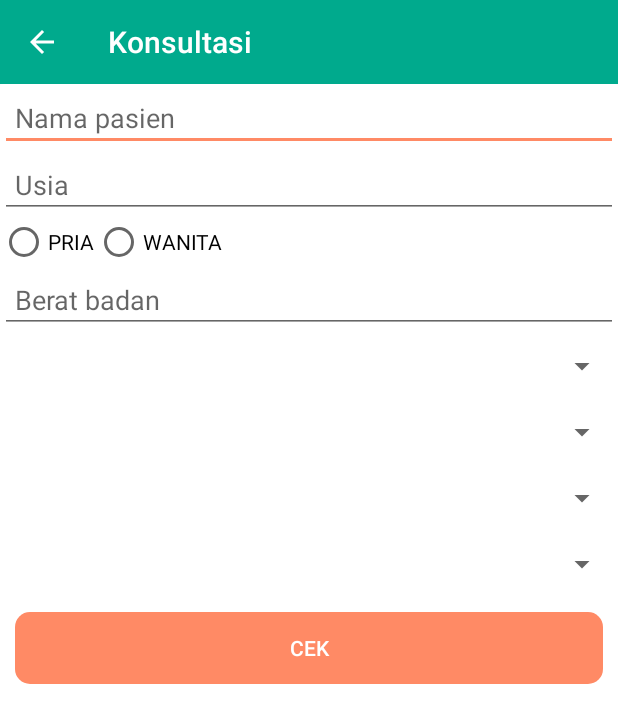
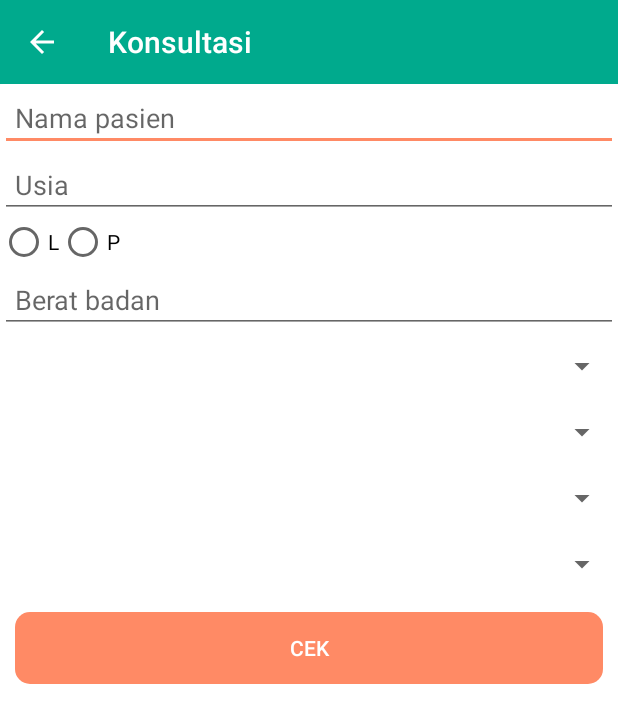
Before and after one commit to muktiwbowo/Skripsweet, an Android app: the KonsulActivity screen opened directly, with no data from a screen before it, on a phone screen of 412 x 824 dp. Shown: the top 723 px of the screen. Run offline under Robolectric (Android 15) with nearby library versions, the phone set to English and light mode, and no system bars; our stand-ins replace Volley; libraries missing offline, so code that uses them is left out: io.apptik.widget; plain views replace MultiSelectSpinner; network calls fail; 4 statements that could not run were skipped.

Commit message:
last commit

```diff
--- a/app/src/main/java/com/muktiwbowo/skripsweet/konsul/KonsulActivity.java
+++ b/app/src/main/java/com/muktiwbowo/skripsweet/konsul/KonsulActivity.java
@@ -9,6 +9,9 @@ import android.os.Bundle;
 import android.view.LayoutInflater;
 import android.view.View;
 import android.widget.Button;
+import android.widget.EditText;
+import android.widget.RadioButton;
+import android.widget.RadioGroup;
 import android.widget.TextView;
 import android.widget.Toast;
 
@@ -38,6 +41,9 @@ public class KonsulActivity extends AppCompatActivity implements SwipeRefreshLay
 
     RequestQueue requestQueue, reqObat, reqGejala, reqPenyakit, reqHabbit;
     Button btnCheck;
+    EditText edtNama,edtUsia,edtBB;
+    RadioGroup rgGender;
+    RadioButton rbGender;
     MultiSelectSpinner spinnerGejala, spinnerObat, spinnerPenyakit, spinnerHabbit;
     ArrayList<String> obat, gejala, penyakit, habbit;
     JSONArray resultObat, resultGejala, resultPenyakit, resultHabbit;
@@ -78,7 +84,12 @@ public class KonsulActivity extends AppCompatActivity implements SwipeRefreshLay
         spinnerPenyakit = (MultiSelectSpinner) findViewById(R.id.spinerPenyakit);
         spinnerObat = (MultiSelectSpinner) findViewById(R.id.spinerObat);
         spinnerHabbit = (MultiSelectSpinner) findViewById(R.id.spinerHabbit);
+        rgGender = (RadioGroup) findViewById(R.id.rb_gender);
+        edtNama = (EditText) findViewById(R.id.edt_name);
+        edtUsia = (EditText) findViewById(R.id.edt_age);
+        edtBB = (EditText) findViewById(R.id.edt_weight);
         btnCheck = (Button) findViewById(R.id.btn_check);
+
         refreshKonsul.setOnRefreshListener(this);
         refreshKonsul.post(new Runnable() {
             @Override
@@ -121,7 +132,6 @@ public class KonsulActivity extends AppCompatActivity implements SwipeRefreshLay
                         hasil.setText(hasil_t);
                         rekomendasi.setText(solusi);
                         alertDialogBuilder.setTitle("Result");
-                        //alertDialogBuilder.setMessage("Hasil Similarity: "+hasil_t+"\n\n"+"Rekomendasi: "+solusi);
                         alertDialogBuilder
                                 .setPositiveButton("OK", new DialogInterface.OnClickListener() {
                                     @Override
@@ -145,6 +155,13 @@ public class KonsulActivity extends AppCompatActivity implements SwipeRefreshLay
                     @Override
                     protected Map<String, String> getParams() throws AuthFailureError {
                         Map<String, String> params = new HashMap<String, String>();
+                        params.put("nama_pasien", edtNama.getText().toString());
+                        params.put("usia", edtUsia.getText().toString());
+                        int selectedid = rgGender.getCheckedRadioButtonId();
+                        rbGender = (RadioButton) findViewById(selectedid);
+                        String gender = rbGender.getText().toString();
+                        params.put("gender",gender);
+                        params.put("berat_badan", edtBB.getText().toString());
                         if (idGejalaDipilih == null) {
                             return null;
                         } else {
--- a/app/src/main/res/layout/activity_detail_kasus.xml
+++ b/app/src/main/res/layout/activity_detail_kasus.xml
@@ -134,8 +134,7 @@
                 android:layout_height="wrap_content"
                 android:layout_marginBottom="5dp"
                 android:layout_marginTop="5dp"
-
-                android:text=" cm"/>
+                android:text=" thn"/>
         </RelativeLayout>
     </android.support.v7.widget.CardView>
     <android.support.v7.widget.CardView
@@ -172,8 +171,7 @@
                 android:layout_height="wrap_content"
                 android:layout_marginBottom="5dp"
                 android:layout_marginTop="5dp"
-
-                android:text=" Kg"/>
+                android:text=" kg"/>
         </RelativeLayout>
     </android.support.v7.widget.CardView>
 
--- a/app/src/main/res/layout/activity_konsul.xml
+++ b/app/src/main/res/layout/activity_konsul.xml
@@ -49,14 +49,14 @@
                         android:id="@+id/radio_boy"
                         android:layout_width="wrap_content"
                         android:layout_height="wrap_content"
-                        android:text="pria"
+                        android:text="@string/radio_boy"
                         android:textAllCaps="true" />
 
                     <RadioButton
                         android:id="@+id/radio_girl"
                         android:layout_width="wrap_content"
                         android:layout_height="wrap_content"
-                        android:text="wanita"
+                        android:text="@string/radio_girl"
                         android:textAllCaps="true" />
                 </RadioGroup>
 
--- a/app/src/main/res/values/strings.xml
+++ b/app/src/main/res/values/strings.xml
@@ -5,6 +5,8 @@
     <string name="konsul_name">Konsultasi</string>
     <string name="about">Tentang</string>
     <string name="title_activity_admin">Apoteker</string>
+    <string name="radio_boy">L</string>
+    <string name="radio_girl">P</string>
 
     <string name="navigation_drawer_open">Open navigation drawer</string>
     <string name="navigation_drawer_close">Close navigation drawer</string>
```
Also changed, not shown: app/src/main/java/com/muktiwbowo/skripsweet/apoteker/AdminActivity.java (+0 -11 lines).
